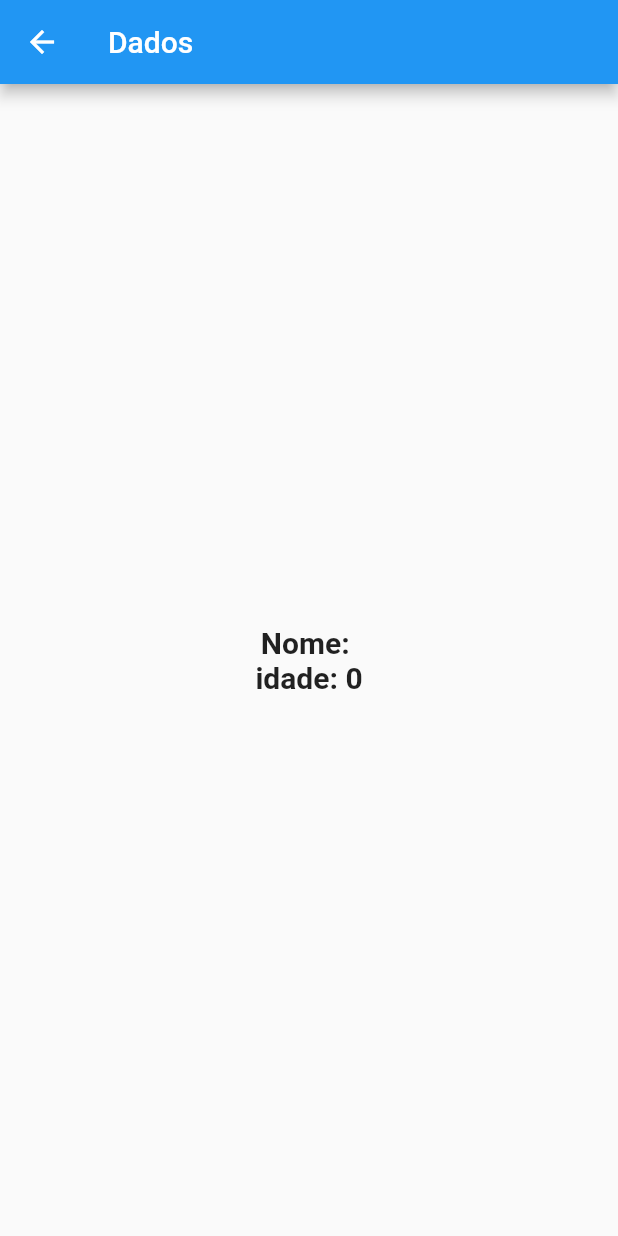
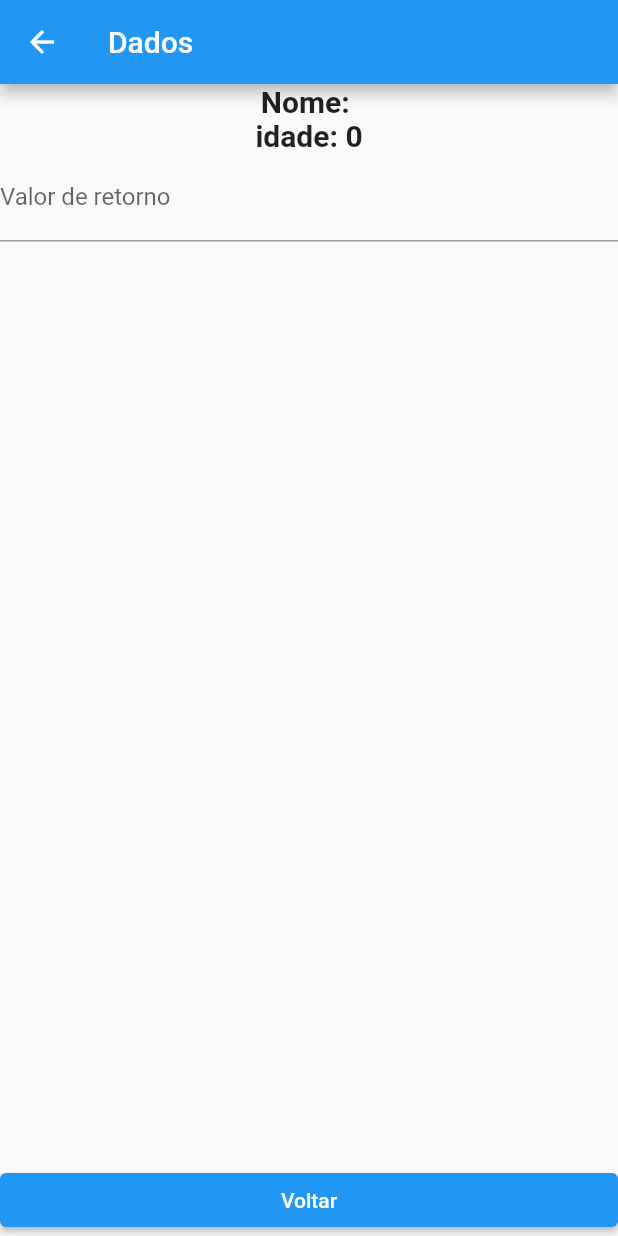
Before and after one commit to gomes98/getx_objetec, a Flutter app: the screen it shows after launch, after a tap on "Tela de dados", on a phone screen of 412 x 824 dp. Run offline on Flutter 3.47's test engine with Material 2 defaults, Android fonts, the phone set to English and light mode, and no system bars; our stand-ins replace get.

Commit message:
final 64

```diff
--- a/lib/main.dart
+++ b/lib/main.dart
@@ -15,7 +15,7 @@ class MyApp extends StatelessWidget {
 
   @override
   Widget build(BuildContext context) {
-    return MaterialApp(
+    return GetMaterialApp(
       title: 'Flutter Demo',
       theme: ThemeData(
         primarySwatch: Colors.blue,
@@ -95,14 +95,17 @@ class HomePage extends StatelessWidget {
             const SizedBox(height: 10),
 
             ElevatedButton(
-              onPressed: () {
-                Navigator.of(context).push(
-                  MaterialPageRoute(
-                    builder: (context) {
-                      return const DataScreen();
-                    },
-                  ),
-                );
+              onPressed: () async {
+                // nevagação padrão
+                // Navigator.of(context).push(
+                //   MaterialPageRoute(
+                //     builder: (context) {
+                //       return const DataScreen();
+                //     },
+                //   ),
+                // );
+                final result = await Get.to(() => DataScreen());
+                print(result);
               },
               child: const Text('Tela de dados'),
             ),
@@ -114,7 +117,7 @@ class HomePage extends StatelessWidget {
 }
 
 class DataScreen extends GetView<UserController> {
-  const DataScreen({
+  DataScreen({
     Key? key,
   }) : super(key: key);
 
@@ -122,7 +125,7 @@ class DataScreen extends GetView<UserController> {
         fontSize: 20,
         fontWeight: FontWeight.w700,
       );
-
+  final nameController = TextEditingController();
   // final UserController userController = Get.find<UserController>();
   @override
   Widget build(BuildContext context) {
@@ -132,7 +135,7 @@ class DataScreen extends GetView<UserController> {
       ),
       body: Center(
         child: Column(
-          mainAxisSize: MainAxisSize.min,
+          mainAxisSize: MainAxisSize.max,
           children: [
             // Apresentação do nome
             Obx(
@@ -169,6 +172,26 @@ class DataScreen extends GetView<UserController> {
             //   'idade: ',
             //   style: commonStyle(),
             // ),
+            Expanded(
+              child: TextField(
+                controller: nameController,
+                decoration: const InputDecoration(
+                  labelText: 'Valor de retorno',
+                ),
+              ),
+            ),
+            Row(
+              children: [
+                Expanded(
+                    child: ElevatedButton(
+                  child: const Text("Voltar"),
+                  onPressed: () {
+                    String v = nameController.text;
+                    Get.back(result: v);
+                  },
+                )),
+              ],
+            )
           ],
         ),
       ),
```
